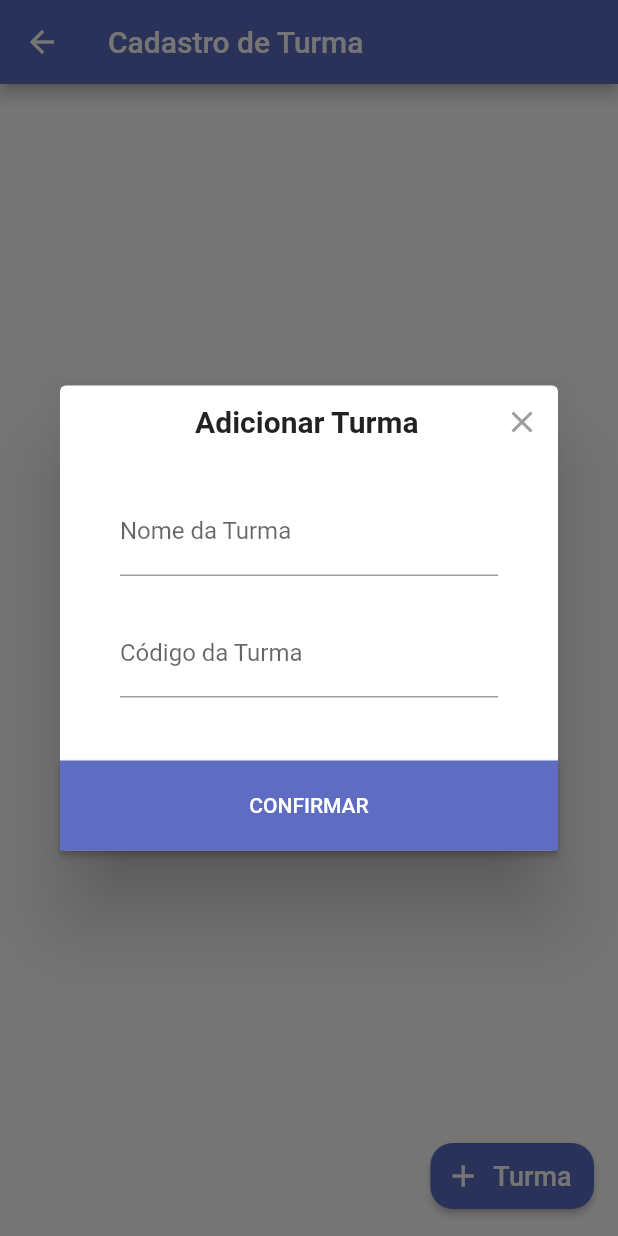
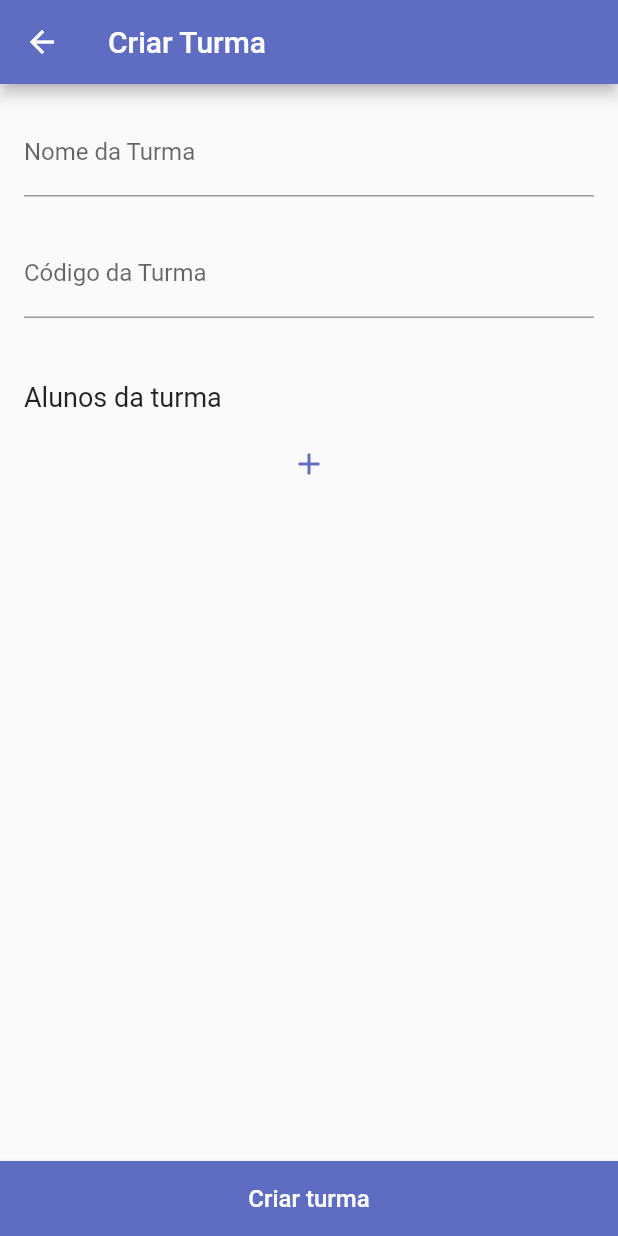
Before and after one commit to ceduardolima/politech, a Flutter app: the TelaCadastroTurma screen opened directly, after a tap on "Turma", on a phone screen of 412 x 824 dp. Run offline on Flutter 3.47's test engine with Material 2 defaults, Android fonts, the phone set to English and light mode, and no system bars; drawn by our look-alikes of flutter_form_builder; our stand-ins replace floor, form_builder_validators, get_it, sqflite; missing offline and left inert: dart:ffi; accounts and stored records are empty; generated files the repository leaves out were written again.

```diff
--- a/lib/paginas/cadastro_turma_pagina.dart
+++ b/lib/paginas/cadastro_turma_pagina.dart
@@ -1,7 +1,8 @@
 import 'package:politech/paginas/chamada_pagina.dart';
-import 'package:politech/paginas/login_pagina.dart';
+import 'package:politech/paginas/cria_turma_pagina.dart';
 import 'package:politech/theme/colors_theme.dart';
 import 'package:flutter/material.dart';
+import 'package:politech/viewModels/aluno_view_model.dart';
 import 'package:politech/viewModels/chamada_view_model.dart';
 import 'package:politech/viewModels/turma_view_model.dart';
 import 'package:politech/widgets/botoes/criar_floating_action_button.dart';
@@ -11,6 +12,7 @@ import 'package:politech/widgets/itens_lista/turma_item_lista.dart';
 import 'package:provider/provider.dart';
 
 import '../domain/turma/turma.dart';
+import '../viewModels/presenca_view_model.dart';
 
 class TelaCadastroTurma extends StatefulWidget {
   TelaCadastroTurma({Key? key}) : super(key: key);
@@ -22,6 +24,8 @@ class TelaCadastroTurma extends StatefulWidget {
 class _TelaCadastroTurmaState extends State<TelaCadastroTurma> {
   late TurmaViewModel turmaViewModel;
   late ChamadaViewModel chamadaViewModel;
+  late PresencaViewModel presencaViewModel;
+  late AlunoViewModel alunoViewModel;
 
   void excluirTurma(Turma turma) {
     turmaViewModel.excluir(turma);
@@ -44,6 +48,8 @@ class _TelaCadastroTurmaState extends State<TelaCadastroTurma> {
   Widget build(BuildContext context) {
     turmaViewModel = context.watch<TurmaViewModel>();
     chamadaViewModel = context.watch<ChamadaViewModel>();
+    presencaViewModel = context.watch<PresencaViewModel>();
+    alunoViewModel = context.watch<AlunoViewModel>();
     turmaViewModel.assistirListaDeTurmas();
     return Scaffold(
       appBar: AppBar(
@@ -52,7 +58,12 @@ class _TelaCadastroTurmaState extends State<TelaCadastroTurma> {
       ),
       backgroundColor: Colors.white,
       floatingActionButton: CriarFloatActionButton(
-        onPressed: () => _mostrarDialogAdicionarTurma(context),
+        onPressed: () => Navigator.push(
+          context,
+          MaterialPageRoute(
+            builder: (context) => CriaTurmaPaginaPagina(),
+          ),
+        ),
         label: 'Turma',
       ),
       body: Padding(
@@ -68,9 +79,11 @@ class _TelaCadastroTurmaState extends State<TelaCadastroTurma> {
                 showDialog(
                   context: context,
                   builder: (context) => DialogCuidadoExcluir(
-                    excluir: () {
-                      chamadaViewModel.excluirChamadaDaTurma(turma.id);
-                      turmaViewModel.excluir(turma);
+                    excluir: () async {
+                      await presencaViewModel.excluirPresencaDaturma(turma.id);
+                      await chamadaViewModel.excluirChamadaDaTurma(turma.id);
+                      await alunoViewModel.excluirAlunosDaTurma(turma.id);
+                      await turmaViewModel.excluir(turma);
                     },
                   ),
                 );
--- /dev/null
+++ b/lib/paginas/cria_turma_pagina.dart
@@ -0,0 +1,171 @@
+import 'package:flutter/material.dart';
+import 'package:flutter_form_builder/flutter_form_builder.dart';
+import 'package:form_builder_validators/form_builder_validators.dart';
+import 'package:politech/theme/colors_theme.dart';
+import 'package:politech/viewModels/aluno_view_model.dart';
+import 'package:politech/viewModels/turma_view_model.dart';
+import 'package:politech/widgets/dialogs/dialog_cadastro_aluno.dart';
+import 'package:provider/provider.dart';
+import 'package:uuid/uuid.dart';
+
+import '../domain/aluno/aluno.dart';
+import '../domain/turma/turma.dart';
+
+class CriaTurmaPaginaPagina extends StatefulWidget {
+  CriaTurmaPaginaPagina({super.key});
+
+  @override
+  State<CriaTurmaPaginaPagina> createState() => _CriaTurmaPaginaPaginaState();
+}
+
+class _CriaTurmaPaginaPaginaState extends State<CriaTurmaPaginaPagina> {
+  late TurmaViewModel turmaViewModel;
+  late AlunoViewModel alunoViewModel;
+  final _chaveTurma = GlobalKey<FormBuilderState>();
+  final turmaId = const Uuid().v4().toString();
+  List<Aluno> alunos = [];
+  bool adicionando = false;
+
+  Turma? _obterTurma() {
+    final estado = _chaveTurma.currentState;
+    if (estado != null && estado.saveAndValidate()) {
+      return Turma(
+        turmaId,
+        estado.fields["nome"]!.value.toString().toUpperCase(),
+        estado.fields["codigo"]!.value.toString().toUpperCase(),
+      );
+    }
+    return null;
+  }
+
+  void _criarTurma() async {
+    final turma = _obterTurma();
+    if (turma != null) {
+      setState(() => adicionando = true);
+      await turmaViewModel.inserir(turma);
+      await alunoViewModel.inserirLista(alunos);
+      if (context.mounted) {
+        Navigator.pop(context);
+      }
+    }
+  }
+
+  @override
+  Widget build(BuildContext context) {
+    turmaViewModel = context.watch<TurmaViewModel>();
+    alunoViewModel = context.watch<AlunoViewModel>();
+
+    return Scaffold(
+      appBar: AppBar(
+        title: const Text('Criar Turma'),
+        backgroundColor: ColorsTheme().lightColorsScheme().primary,
+      ),
+      bottomNavigationBar: ElevatedButton(
+        onPressed: _criarTurma,
+        style: ElevatedButton.styleFrom(
+          fixedSize: const Size.fromHeight(50),
+          shape: const RoundedRectangleBorder(
+            borderRadius: BorderRadius.zero,
+          ),
+        ),
+        child: adicionando
+            ? const CircularProgressIndicator(color: Colors.white)
+            : const Text("Criar turma", style: TextStyle(fontSize: 16),),
+      ),
+      body: SingleChildScrollView(
+        child: FormBuilder(
+          key: _chaveTurma,
+          child: Padding(
+            padding: const EdgeInsets.all(16.0),
+            child: Column(
+              crossAxisAlignment: CrossAxisAlignment.stretch,
+              children: [
+                FormBuilderTextField(
+                  name: "nome",
+                  decoration: const InputDecoration(
+                      labelText: 'Nome da Turma', helperText: ""),
+                  validator: FormBuilderValidators.compose([
+                    FormBuilderValidators.required(
+                        errorText: "Campor obrigatório"),
+                  ]),
+                ),
+                FormBuilderTextField(
+                  name: "codigo",
+                  decoration: const InputDecoration(
+                      labelText: 'Código da Turma', helperText: ""),
+                  validator: FormBuilderValidators.compose(
+                    [
+                      FormBuilderValidators.required(
+                          errorText: "Campo obrigatório"),
+                    ],
+                  ),
+                ),
+                const SizedBox(height: 20),
+                const Text(
+                  "Alunos da turma",
+                  style: TextStyle(fontSize: 18, color: Colors.black87),
+                ),
+                const SizedBox(height: 10),
+                IconButton(
+                  onPressed: () {
+                    showDialog(
+                      context: context,
+                      builder: (context) => DialogCadastroAluno(
+                        turmaId: turmaId,
+                        confirmar: (aluno) =>
+                            setState(() => alunos.insert(0, aluno)),
+                      ),
+                    );
+                  },
+                  icon: Icon(
+                    Icons.add,
+                    color: ColorsTheme().lightColorsScheme().primary,
+                  ),
+                ),
+                const SizedBox(height: 10),
+                ListView.builder(
+                  physics: AlwaysScrollableScrollPhysics(),
+                  shrinkWrap: true,
+                  itemCount: alunos.length,
+                  itemBuilder: (context, index) {
+                    final aluno = alunos[index];
+                    return Card(
+                      child: Padding(
+                        padding: const EdgeInsets.only(
+                          top: 10.0,
+                          bottom: 10.0,
+                          left: 20.0,
+                          right: 10.0,
+                        ),
+                        child: Row(
+                          mainAxisAlignment: MainAxisAlignment.spaceBetween,
+                          children: [
+                            Text(
+                              aluno.nome,
+                              style: const TextStyle(fontSize: 16),
+                              overflow: TextOverflow.ellipsis,
+                            ),
+                            IconButton(
+                                onPressed: () =>
+                                    setState(() => alunos.removeAt(index)),
+                                icon: Icon(
+                                  Icons.delete,
+                                  size: 20,
+                                  color: ColorsTheme()
+                                      .lightColorsScheme()
+                                      .secondary,
+                                ))
+                          ],
+                        ),
+                      ),
+                    );
+                  },
+                ),
+              ],
+            ),
+          ),
+        ),
+      ),
+    );
+  }
+}
```
Also changed, not shown: lib/widgets/dialogs/dialog_cadastro_aluno.dart (added, +75 -0 lines).
